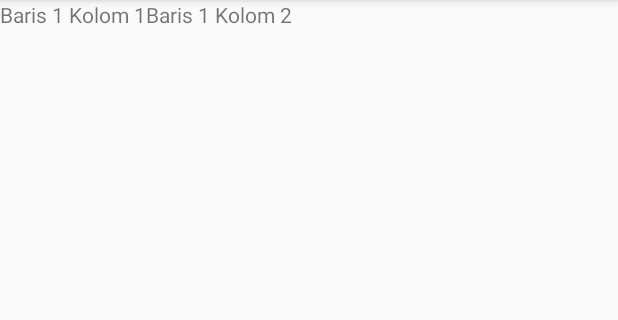
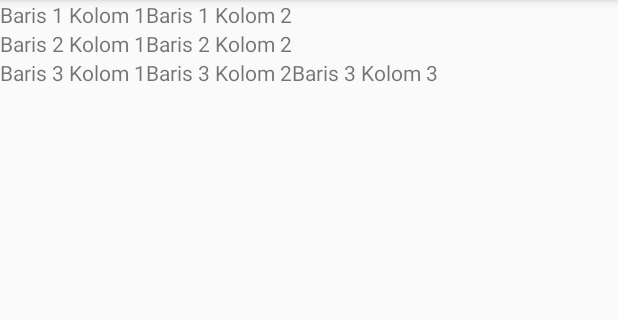
Before and after one commit to malikalichsan/layout-android, an Android app: the screen it shows after launch (MainActivity), on a phone screen of 412 x 824 dp, the part 84-404 px from its top. Run offline under Robolectric (Android 15) with nearby library versions, the phone set to English and light mode, and no system bars.

Commit message:
Add tablerow

```diff
--- a/app/src/main/res/layout/activity_main.xml
+++ b/app/src/main/res/layout/activity_main.xml
@@ -19,4 +19,37 @@
             android:text="Baris 1 Kolom 2" />
 
     </TableRow>
+
+    <TableRow>
+
+        <TextView
+            android:layout_width="wrap_content"
+            android:layout_height="wrap_content"
+            android:text="Baris 2 Kolom 1" />
+
+        <TextView
+            android:layout_width="wrap_content"
+            android:layout_height="wrap_content"
+            android:text="Baris 2 Kolom 2" />
+
+    </TableRow>
+
+    <TableRow>
+
+        <TextView
+            android:layout_width="wrap_content"
+            android:layout_height="wrap_content"
+            android:text="Baris 3 Kolom 1" />
+
+        <TextView
+            android:layout_width="wrap_content"
+            android:layout_height="wrap_content"
+            android:text="Baris 3 Kolom 2" />
+
+        <TextView
+            android:layout_width="wrap_content"
+            android:layout_height="wrap_content"
+            android:text="Baris 3 Kolom 3" />
+
+    </TableRow>
 </TableLayout>
```
